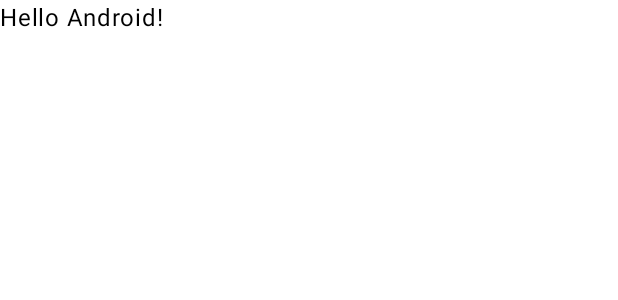
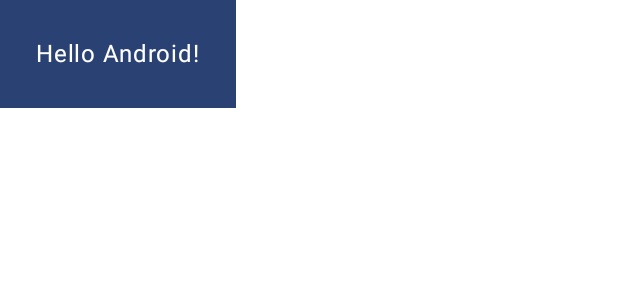
Before and after one commit to my-nguyen/ComposeBasic2, an Android app built with Jetpack Compose: the @Preview function DefaultPreview, on a phone screen of 412 x 824 dp. Shown: the top 300 px of the screen. Run offline under Robolectric (Android 15) with nearby library versions, the phone set to English and light mode, and no system bars.

Commit message:
b2: Tweaking the UI

```diff
--- a/app/src/main/java/com/nguyen/compose_basics2/MainActivity.kt
+++ b/app/src/main/java/com/nguyen/compose_basics2/MainActivity.kt
@@ -4,12 +4,14 @@ import android.os.Bundle
 import androidx.activity.ComponentActivity
 import androidx.activity.compose.setContent
 import androidx.compose.foundation.layout.fillMaxSize
+import androidx.compose.foundation.layout.padding
 import androidx.compose.material3.MaterialTheme
 import androidx.compose.material3.Surface
 import androidx.compose.material3.Text
 import androidx.compose.runtime.Composable
 import androidx.compose.ui.Modifier
 import androidx.compose.ui.tooling.preview.Preview
+import androidx.compose.ui.unit.dp
 import com.nguyen.compose_basics2.ui.theme.ComposeBasics2Theme
 
 class MainActivity : ComponentActivity() {
@@ -31,7 +33,9 @@ class MainActivity : ComponentActivity() {
 
 @Composable
 fun Greeting(name: String) {
-    Text(text = "Hello $name!")
+    Surface(color = MaterialTheme.colorScheme.primary) {
+        Text(text = "Hello $name!", modifier = Modifier.padding(24.dp))
+    }
 }
 
 @Preview(showBackground = true)
```
